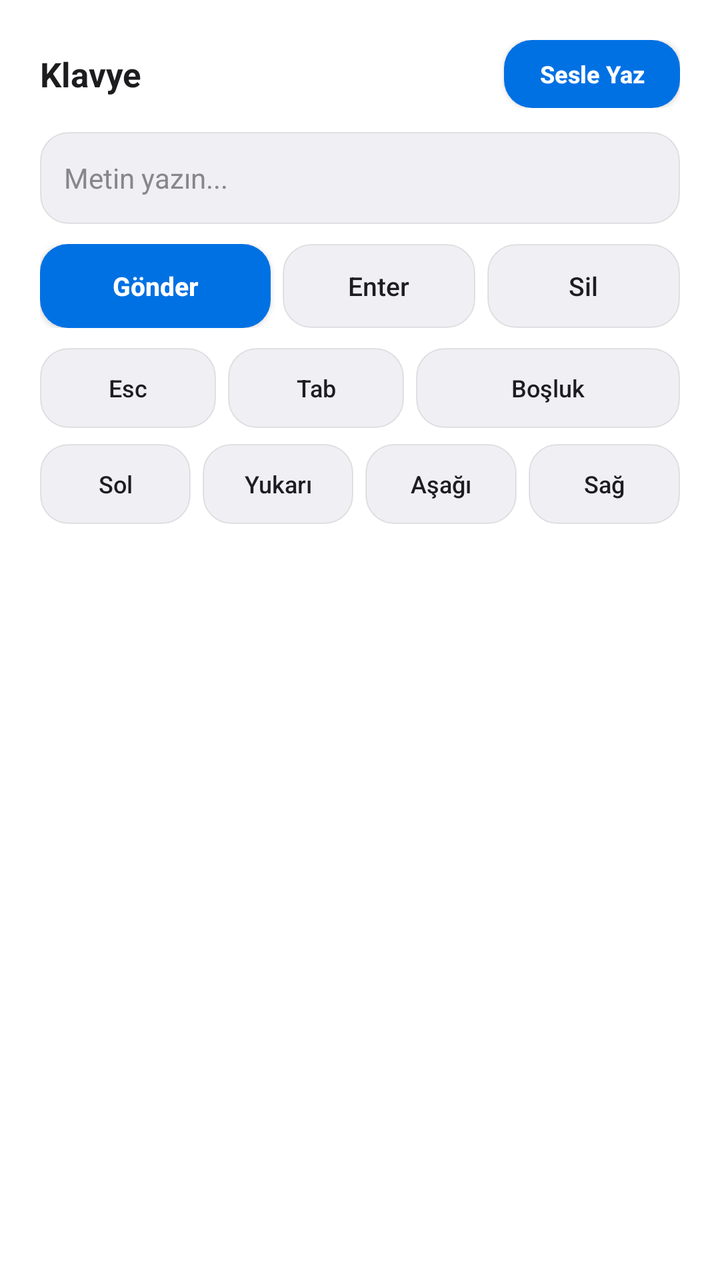
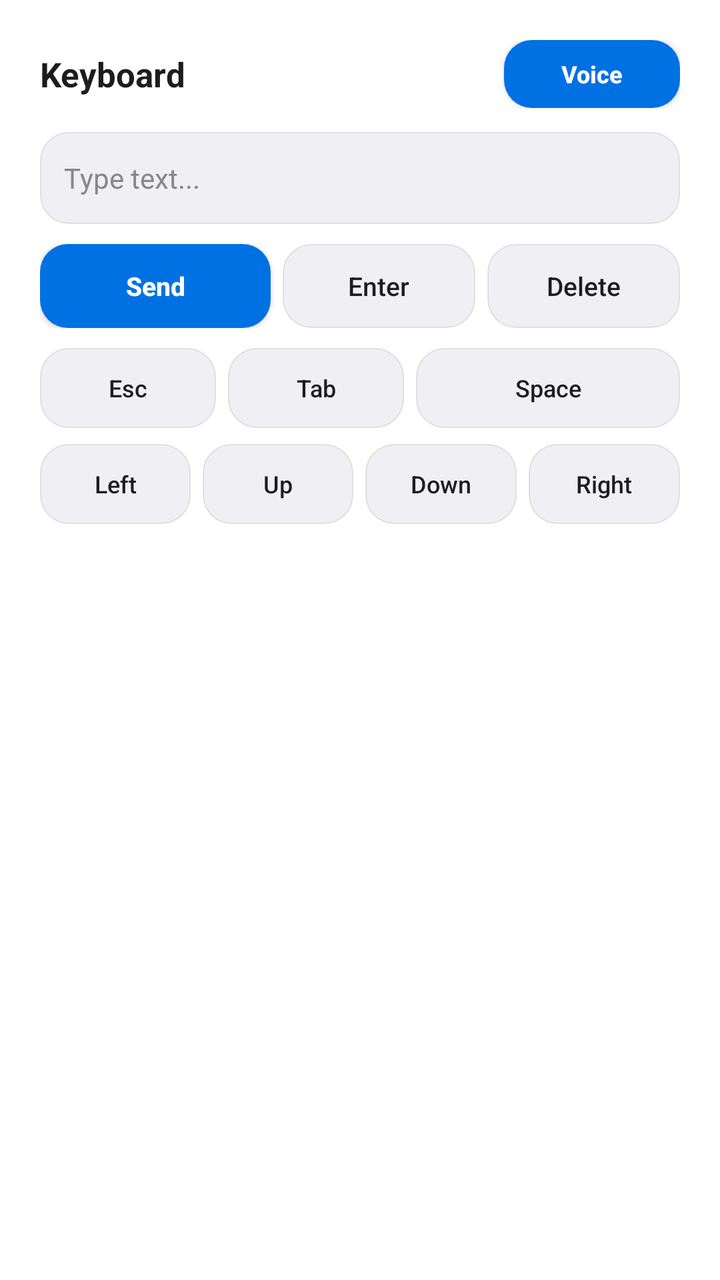

An Android layout rendered at two revisions. The XML below is the earlier revision; the diff shows what the commit changed to produce the second picture.
<!-- AndroidManifest.xml: application theme Theme.RemotePCPlus -->
<!-- res/layout/dialog_keyboard.xml -->
<?xml version="1.0" encoding="utf-8"?>
<LinearLayout xmlns:android="http://schemas.android.com/apk/res/android"
    android:layout_width="match_parent"
    android:layout_height="wrap_content"
    android:background="@color/surface_card"
    android:orientation="vertical"
    android:padding="20dp">

    <LinearLayout
        android:layout_width="match_parent"
        android:layout_height="wrap_content"
        android:gravity="center_vertical"
        android:orientation="horizontal">

        <TextView
            android:layout_width="0dp"
            android:layout_height="wrap_content"
            android:layout_weight="1"
            android:text="Klavye"
            android:textColor="@color/ink_primary"
            android:textSize="17sp"
            android:textStyle="bold" />

        <Button
            android:id="@+id/btnKbVoice"
            android:layout_width="wrap_content"
            android:layout_height="34dp"
            android:background="@drawable/bg_btn_accent"
            android:minHeight="0dp"
            android:paddingStart="12dp"
            android:paddingEnd="12dp"
            android:text="Sesle Yaz"
            android:textAllCaps="false"
            android:textColor="#FFFFFF"
            android:textSize="12sp"
            android:textStyle="bold" />
    </LinearLayout>

    <EditText
        android:id="@+id/etKeyboardInput"
        android:layout_width="match_parent"
        android:layout_height="46dp"
        android:layout_marginTop="12dp"
        android:background="@drawable/bg_btn_dark"
        android:hint="Metin yazın..."
        android:imeOptions="actionSend"
        android:inputType="text"
        android:paddingStart="12dp"
        android:paddingEnd="12dp"
        android:textColor="@color/ink_primary"
        android:textColorHint="@color/ink_tertiary"
        android:textSize="14sp" />

    <LinearLayout
        android:layout_width="match_parent"
        android:layout_height="42dp"
        android:layout_marginTop="10dp"
        android:orientation="horizontal">

        <Button
            android:id="@+id/btnKbSend"
            android:layout_width="0dp"
            android:layout_height="match_parent"
            android:layout_marginEnd="6dp"
            android:layout_weight="1.2"
            android:background="@drawable/bg_btn_accent"
            android:text="Gönder"
            android:textAllCaps="false"
            android:textColor="#FFFFFF"
            android:textSize="13sp"
            android:textStyle="bold" />

        <Button
            android:id="@+id/btnKbEnter"
            android:layout_width="0dp"
            android:layout_height="match_parent"
            android:layout_weight="1"
            android:background="@drawable/bg_btn_dark"
            android:text="Enter"
            android:textAllCaps="false"
            android:textColor="@color/ink_primary"
            android:textSize="13sp" />

        <Button
            android:id="@+id/btnKbBackspace"
            android:layout_width="0dp"
            android:layout_height="match_parent"
            android:layout_marginStart="6dp"
            android:layout_weight="1"
            android:background="@drawable/bg_btn_dark"
            android:text="Sil"
            android:textAllCaps="false"
            android:textColor="@color/ink_primary"
            android:textSize="13sp" />
    </LinearLayout>

    
    <LinearLayout
        android:layout_width="match_parent"
        android:layout_height="40dp"
        android:layout_marginTop="10dp"
        android:orientation="horizontal">

        <Button
            android:id="@+id/btnKbEsc"
            android:layout_width="0dp"
            android:layout_height="match_parent"
            android:layout_marginEnd="6dp"
            android:layout_weight="1"
            android:background="@drawable/bg_btn_dark"
            android:text="Esc"
            android:textAllCaps="false"
            android:textColor="@color/ink_primary"
            android:textSize="12sp" />

        <Button
            android:id="@+id/btnKbTab"
            android:layout_width="0dp"
            android:layout_height="match_parent"
            android:layout_marginEnd="6dp"
            android:layout_weight="1"
            android:background="@drawable/bg_btn_dark"
            android:text="Tab"
            android:textAllCaps="false"
            android:textColor="@color/ink_primary"
            android:textSize="12sp" />

        <Button
            android:id="@+id/btnKbSpace"
            android:layout_width="0dp"
            android:layout_height="match_parent"
            android:layout_weight="1.5"
            android:background="@drawable/bg_btn_dark"
            android:text="Boşluk"
            android:textAllCaps="false"
            android:textColor="@color/ink_primary"
            android:textSize="12sp" />
    </LinearLayout>

    <LinearLayout
        android:layout_width="match_parent"
        android:layout_height="40dp"
        android:layout_marginTop="8dp"
        android:orientation="horizontal">

        <Button
            android:id="@+id/btnKbLeft"
            android:layout_width="0dp"
            android:layout_height="match_parent"
            android:layout_marginEnd="6dp"
            android:layout_weight="1"
            android:background="@drawable/bg_btn_dark"
            android:text="Sol"
            android:textAllCaps="false"
            android:textColor="@color/ink_primary"
            android:textSize="12sp" />

        <Button
            android:id="@+id/btnKbUp"
            android:layout_width="0dp"
            android:layout_height="match_parent"
            android:layout_marginEnd="6dp"
            android:layout_weight="1"
            android:background="@drawable/bg_btn_dark"
            android:text="Yukarı"
            android:textAllCaps="false"
            android:textColor="@color/ink_primary"
            android:textSize="12sp" />

        <Button
            android:id="@+id/btnKbDown"
            android:layout_width="0dp"
            android:layout_height="match_parent"
            android:layout_marginEnd="6dp"
            android:layout_weight="1"
            android:background="@drawable/bg_btn_dark"
            android:text="Aşağı"
            android:textAllCaps="false"
            android:textColor="@color/ink_primary"
            android:textSize="12sp" />

        <Button
            android:id="@+id/btnKbRight"
            android:layout_width="0dp"
            android:layout_height="match_parent"
            android:layout_weight="1"
            android:background="@drawable/bg_btn_dark"
            android:text="Sağ"
            android:textAllCaps="false"
            android:textColor="@color/ink_primary"
            android:textSize="12sp" />
    </LinearLayout>
</LinearLayout>
<!-- resources referenced by this layout -->
<resources>
  <color name="ink_primary">#1D1D1F</color>
  <color name="ink_tertiary">#86868B</color>
  <color name="surface_card">#FFFFFF</color>
  <!-- drawable bg_btn_accent (drawable) -->
  <?xml version="1.0" encoding="utf-8"?>
  <selector xmlns:android="http://schemas.android.com/apk/res/android">
      <item android:state_pressed="true">
          <shape android:shape="rectangle">
              <solid android:color="@color/accent_blue_pressed" />
              <corners android:radius="14dp" />
          </shape>
      </item>
      <item>
          <shape android:shape="rectangle">
              <solid android:color="@color/accent_blue" />
              <corners android:radius="14dp" />
          </shape>
      </item>
  </selector>
  <!-- drawable bg_btn_dark (drawable) -->
  <?xml version="1.0" encoding="utf-8"?>
  <selector xmlns:android="http://schemas.android.com/apk/res/android">
      <item android:state_pressed="true">
          <shape android:shape="rectangle">
              <solid android:color="@color/surface_btn_pressed" />
              <corners android:radius="14dp" />
          </shape>
      </item>
      <item>
          <shape android:shape="rectangle">
              <solid android:color="@color/surface_btn" />
              <stroke android:width="0.5dp" android:color="@color/border_hairline" />
              <corners android:radius="14dp" />
          </shape>
      </item>
  </selector>
  <style name="Theme.RemotePCPlus" parent="Theme.AppCompat.DayNight.NoActionBar">
          <item name="android:windowBackground">@color/bg_canvas</item>
          <item name="android:statusBarColor">@color/bg_canvas</item>
          <item name="android:navigationBarColor">@color/bg_canvas</item>
          <item name="android:windowLightStatusBar">true</item>
          <item name="colorAccent">@color/accent_blue</item>
      </style>
  <color name="accent_blue_pressed">#005BB5</color>
  <color name="accent_blue">#0071E3</color>
  <color name="surface_btn_pressed">#E2E2E8</color>
  <color name="surface_btn">#EFEFF4</color>
  <color name="border_hairline">#18000000</color>
  <color name="bg_canvas">#F5F5F7</color>
</resources>

<!-- the commit's change to res/layout/dialog_keyboard.xml (unified diff, before → after) -->
@@ -16,7 +16,7 @@
             android:layout_width="0dp"
             android:layout_height="wrap_content"
             android:layout_weight="1"
-            android:text="Klavye"
+            android:text="@string/keyboard"
             android:textColor="@color/ink_primary"
             android:textSize="17sp"
             android:textStyle="bold" />
@@ -29,7 +29,7 @@
             android:minHeight="0dp"
             android:paddingStart="12dp"
             android:paddingEnd="12dp"
-            android:text="Sesle Yaz"
+            android:text="@string/voice_type"
             android:textAllCaps="false"
             android:textColor="#FFFFFF"
             android:textSize="12sp"
@@ -42,7 +42,7 @@
         android:layout_height="46dp"
         android:layout_marginTop="12dp"
         android:background="@drawable/bg_btn_dark"
-        android:hint="Metin yazın..."
+        android:hint="@string/type_hint"
         android:imeOptions="actionSend"
         android:inputType="text"
         android:paddingStart="12dp"
@@ -64,7 +64,7 @@
             android:layout_marginEnd="6dp"
             android:layout_weight="1.2"
             android:background="@drawable/bg_btn_accent"
-            android:text="Gönder"
+            android:text="@string/send"
             android:textAllCaps="false"
             android:textColor="#FFFFFF"
             android:textSize="13sp"
@@ -88,13 +88,12 @@
             android:layout_marginStart="6dp"
             android:layout_weight="1"
             android:background="@drawable/bg_btn_dark"
-            android:text="Sil"
+            android:text="@string/backspace"
             android:textAllCaps="false"
             android:textColor="@color/ink_primary"
             android:textSize="13sp" />
     </LinearLayout>
 
-    
     <LinearLayout
         android:layout_width="match_parent"
         android:layout_height="40dp"
@@ -131,7 +130,7 @@
             android:layout_height="match_parent"
             android:layout_weight="1.5"
             android:background="@drawable/bg_btn_dark"
-            android:text="Boşluk"
+            android:text="@string/space"
             android:textAllCaps="false"
             android:textColor="@color/ink_primary"
             android:textSize="12sp" />
@@ -150,7 +149,7 @@
             android:layout_marginEnd="6dp"
             android:layout_weight="1"
             android:background="@drawable/bg_btn_dark"
-            android:text="Sol"
+            android:text="@string/key_left"
             android:textAllCaps="false"
             android:textColor="@color/ink_primary"
             android:textSize="12sp" />
@@ -162,7 +161,7 @@
             android:layout_marginEnd="6dp"
             android:layout_weight="1"
             android:background="@drawable/bg_btn_dark"
-            android:text="Yukarı"
+            android:text="@string/key_up"
             android:textAllCaps="false"
             android:textColor="@color/ink_primary"
             android:textSize="12sp" />
@@ -174,7 +173,7 @@
             android:layout_marginEnd="6dp"
             android:layout_weight="1"
             android:background="@drawable/bg_btn_dark"
-            android:text="Aşağı"
+            android:text="@string/key_down"
             android:textAllCaps="false"
             android:textColor="@color/ink_primary"
             android:textSize="12sp" />
@@ -185,7 +184,7 @@
             android:layout_height="match_parent"
             android:layout_weight="1"
             android:background="@drawable/bg_btn_dark"
-            android:text="Sağ"
+            android:text="@string/key_right"
             android:textAllCaps="false"
             android:textColor="@color/ink_primary"
             android:textSize="12sp" />
<!-- resource entries referenced after the edit -->
@@ -36,6 +36,16 @@
           </shape>
       </item>
   </selector>
+  <string name="backspace">Delete</string>
+  <string name="key_down">Down</string>
+  <string name="key_left">Left</string>
+  <string name="key_right">Right</string>
+  <string name="key_up">Up</string>
+  <string name="keyboard">Keyboard</string>
+  <string name="send">Send</string>
+  <string name="space">Space</string>
+  <string name="type_hint">Type text...</string>
+  <string name="voice_type">Voice</string>
   <style name="Theme.RemotePCPlus" parent="Theme.AppCompat.DayNight.NoActionBar">
           <item name="android:windowBackground">@color/bg_canvas</item>
           <item name="android:statusBarColor">@color/bg_canvas</item>
